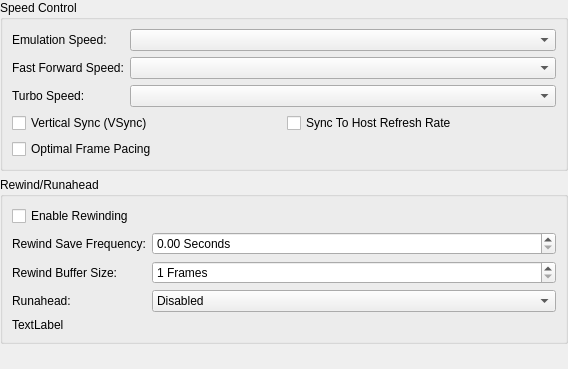
This is src/duckstation-qt/emulationsettingswidget.ui in kofxi3584karlayang/duckstation as Qt 5 draws it before an edit. The edited form follows.
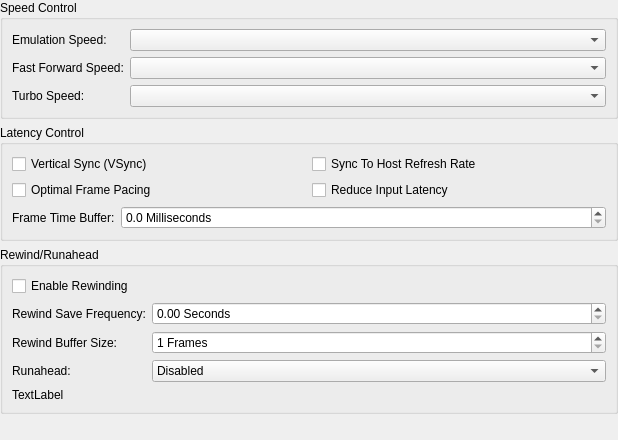
This is the edited form.

Commit message:
System: Add 'Reduce Input Latency' option
i.e. pre-frame sleep.

Diff of the .ui file:
```diff
--- a/src/duckstation-qt/emulationsettingswidget.ui
+++ b/src/duckstation-qt/emulationsettingswidget.ui
@@ -6,8 +6,8 @@
    <rect>
     <x>0</x>
     <y>0</y>
-    <width>568</width>
-    <height>369</height>
+    <width>618</width>
+    <height>440</height>
    </rect>
   </property>
   <layout class="QVBoxLayout" name="verticalLayout">
@@ -59,7 +59,14 @@
       <item row="2" column="1">
        <widget class="QComboBox" name="turboSpeed"/>
       </item>
-      <item row="3" column="0" colspan="2">
+     </layout>
+    </widget>
+   </item>
+   <item>
+    <widget class="QGroupBox" name="groupBox_2">
+     <property name="title">
+      <string>Latency Control</string>
+     </property>
        <layout class="QGridLayout" name="gridLayout">
         <item row="0" column="0">
          <widget class="QCheckBox" name="vsync">
@@ -68,7 +75,7 @@
           </property>
          </widget>
         </item>
-        <item row="0" column="2">
+      <item row="0" column="1">
          <widget class="QCheckBox" name="syncToHostRefreshRate">
           <property name="text">
            <string>Sync To Host Refresh Rate</string>
@@ -79,6 +86,35 @@
          <widget class="QCheckBox" name="optimalFramePacing">
           <property name="text">
            <string>Optimal Frame Pacing</string>
+        </property>
+       </widget>
+      </item>
+      <item row="1" column="1">
+       <widget class="QCheckBox" name="preFrameSleep">
+        <property name="text">
+         <string>Reduce Input Latency</string>
+        </property>
+       </widget>
+      </item>
+      <item row="2" column="0" colspan="2">
+       <layout class="QHBoxLayout" name="preFrameSleepBufferLayout" stretch="0,1">
+        <item>
+         <widget class="QLabel" name="preFrameSleepBufferLabel">
+          <property name="text">
+           <string>Frame Time Buffer:</string>
+          </property>
+         </widget>
+        </item>
+        <item>
+         <widget class="QDoubleSpinBox" name="preFrameSleepBuffer">
+          <property name="suffix">
+           <string> Milliseconds</string>
+          </property>
+          <property name="decimals">
+           <number>1</number>
+          </property>
+          <property name="singleStep">
+           <double>0.500000000000000</double>
           </property>
          </widget>
         </item>
```
Lines whose indentation alone changed are shown as unchanged. The commit also changes 11 other files.
